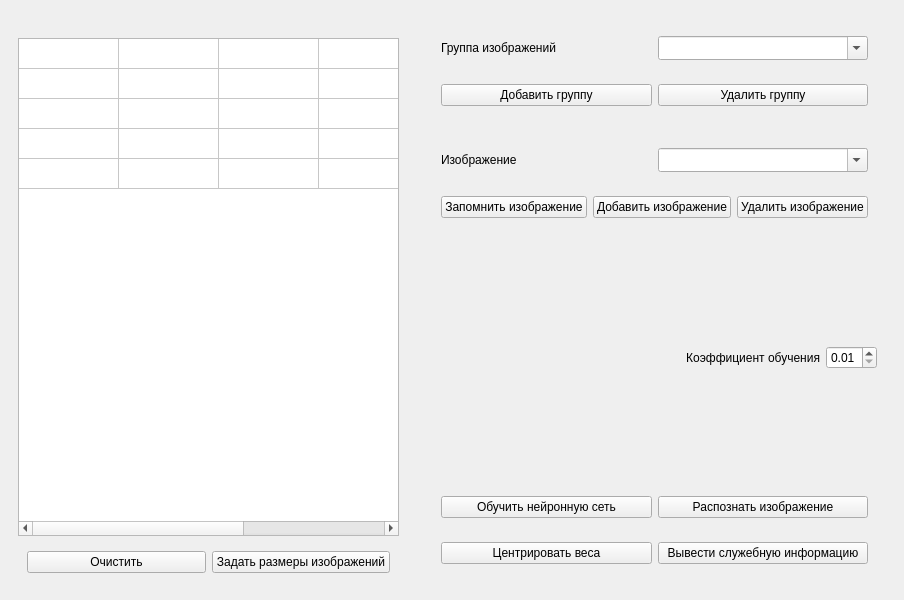
Above: Lab_4/NN_4/MainWindow.ui from StrangeIlia/NeuralWeb before the change. Below: the same form after it.
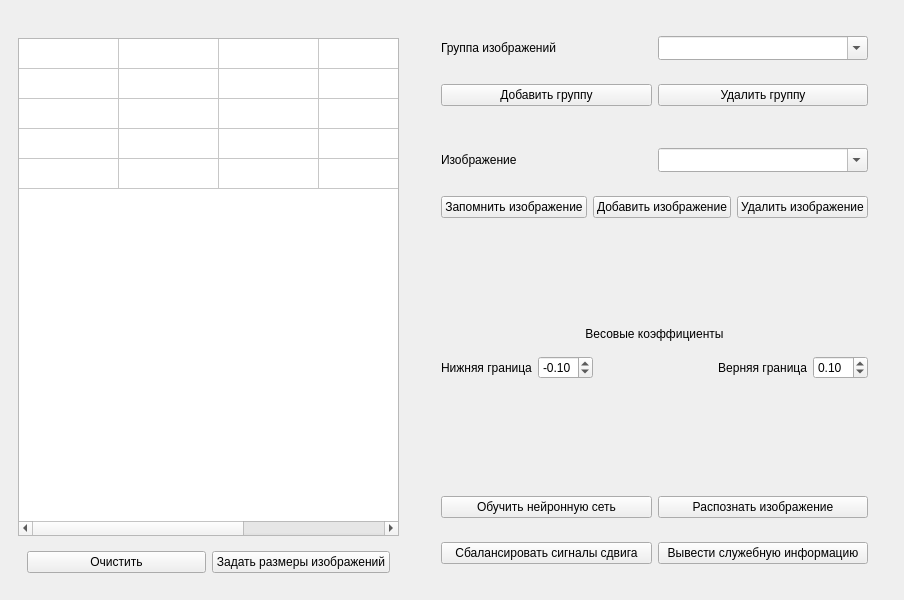
That is the form after the change.

Diff of the .ui file:
```diff
--- a/Lab_4/NN_4/MainWindow.ui
+++ b/Lab_4/NN_4/MainWindow.ui
@@ -235,12 +235,61 @@
         </spacer>
        </item>
        <item>
+        <widget class="QWidget" name="widget_14" native="true">
+         <layout class="QVBoxLayout" name="verticalLayout_5">
+          <item>
+           <widget class="QLabel" name="label_3">
+            <property name="text">
+             <string>Весовые коэффициенты</string>
+            </property>
+            <property name="alignment">
+             <set>Qt::AlignCenter</set>
+            </property>
+           </widget>
+          </item>
+          <item>
         <widget class="QWidget" name="widget_13" native="true">
          <layout class="QHBoxLayout" name="horizontalLayout_9">
+             <item>
+              <widget class="QLabel" name="label_4">
+               <property name="text">
+                <string>Нижняя граница</string>
+               </property>
+              </widget>
+             </item>
+             <item>
+              <widget class="QDoubleSpinBox" name="lowerBound">
+               <property name="minimum">
+                <double>-1.000000000000000</double>
+               </property>
+               <property name="maximum">
+                <double>1.000000000000000</double>
+               </property>
+               <property name="singleStep">
+                <double>0.100000000000000</double>
+               </property>
+               <property name="value">
+                <double>-0.100000000000000</double>
+               </property>
+              </widget>
+             </item>
+             <item>
+              <spacer name="horizontalSpacer">
+               <property name="orientation">
+                <enum>Qt::Horizontal</enum>
+               </property>
+               <property name="sizeHint" stdset="0">
+                <size>
+                 <width>40</width>
+                 <height>20</height>
+                </size>
+               </property>
+              </spacer>
+             </item>
           <item>
            <widget class="QLabel" name="label_2">
             <property name="text">
-             <string>Коэффициент обучения</string>
+                <string>Верняя граница</string>
             </property>
             <property name="alignment">
              <set>Qt::AlignRight|Qt::AlignTrailing|Qt::AlignVCenter</set>
@@ -256,17 +305,20 @@
              </sizepolicy>
             </property>
             <property name="minimum">
-             <double>0.010000000000000</double>
+                <double>-1.000000000000000</double>
             </property>
             <property name="maximum">
-             <double>0.500000000000000</double>
+                <double>1.000000000000000</double>
             </property>
             <property name="singleStep">
              <double>0.100000000000000</double>
             </property>
             <property name="value">
-             <double>0.010000000000000</double>
-            </property>
+                <double>0.100000000000000</double>
+               </property>
+              </widget>
+             </item>
+            </layout>
            </widget>
           </item>
          </layout>
@@ -320,7 +372,7 @@
              <item>
               <widget class="QPushButton" name="centring">
                <property name="text">
-                <string>Центрировать веса</string>
+                <string>Сбалансировать сигналы сдвига</string>
                </property>
               </widget>
              </item>
```
Left out of the diff: 2 changed lines with no effect on the pictures. Lines whose indentation alone changed are shown as unchanged.
